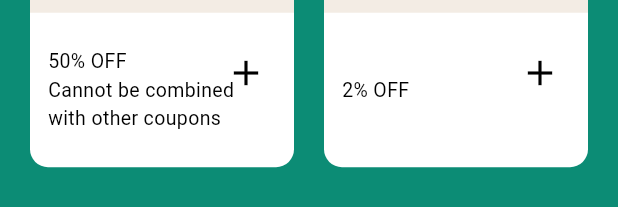
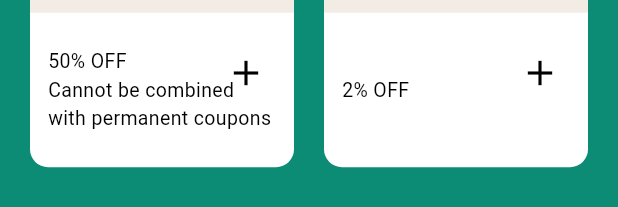
Before and after one commit to MateuszWik/Prossciutto_, a Flutter app: the Coupons widget shown alone on an empty page, opened directly, on a phone screen of 412 x 824 dp. Shown: the part 691-898 px from the top of the screen. Run offline on Flutter 3.47's test engine with Material 3 defaults, Android fonts, the phone set to English and light mode, and no system bars; our stand-ins replace get_storage, shared_preferences; accounts and stored records are empty; Roboto replaces fonts that are missing (LegaueSpartan).

Commit message:
Merge remote-tracking branch 'origin/main'
# Conflicts:
#	lib/main.dart

```diff
--- a/lib/cart.dart
+++ b/lib/cart.dart
@@ -11,6 +11,7 @@ class Cart extends StatefulWidget {
 
   @override
   State<Cart> createState() => _CartState();
+
 }
 
 class FoodItem {
--- a/lib/coupons.dart
+++ b/lib/coupons.dart
@@ -96,7 +96,7 @@ class _CouponsState extends State<Coupons> {
                     ),
                     const SizedBox(height: 10),
                     _buildCouponGrid(_buildCouponCards([
-                      {'title': '2nd same pizza', 'description': '50% OFF\nCannot be combined\nwith other coupons','discount': '50'},
+                      {'title': '2nd same pizza', 'description': '50% OFF\nCannot be combined\nwith permanent coupons','discount': '50'},
                       {'title': 'All pasta', 'description': '2% OFF','discount': '2'},
                     ])),
                   ],
@@ -127,7 +127,7 @@ class _CouponsState extends State<Coupons> {
         double spacing = 20;
         double totalSpacing = spacing * (crossAxisCount - 1);
         double itemWidth = (width - totalSpacing) / crossAxisCount;
-        double itemHeight = itemWidth * 0.80 / 0.8;
+        double itemHeight = itemWidth * 0.8 / 0.8;
         return GridView.count(
           shrinkWrap: true,
           physics: const NeverScrollableScrollPhysics(),
--- a/lib/miniatures.dart
+++ b/lib/miniatures.dart
@@ -1,6 +1,7 @@
 import 'package:flutter/material.dart';
 import './main.dart';
 import './cart_data.dart';
+import 'cart.dart';
 
 class FoodItem {
   final String title;
@@ -195,11 +196,12 @@ class _FoodDetailScreenState extends State<FoodDetailScreen> {
                                         'Added to Cart',
                                         style: TextStyle(color: Colors.black),
                                       ),
-                                  duration: const Duration(seconds: 2),
+                                      duration: const Duration(seconds: 3),
                                       behavior: SnackBarBehavior.floating,
-                                  backgroundColor: Color(0xFFF3ECE4),
+                                      backgroundColor: const Color(0xFFF3ECE4),
                                     ),
                                   );
+
                               },
                             style: ElevatedButton.styleFrom(
                               backgroundColor: const Color(0xFFF1ECE3),
```
Lines whose indentation alone changed are shown as unchanged.
